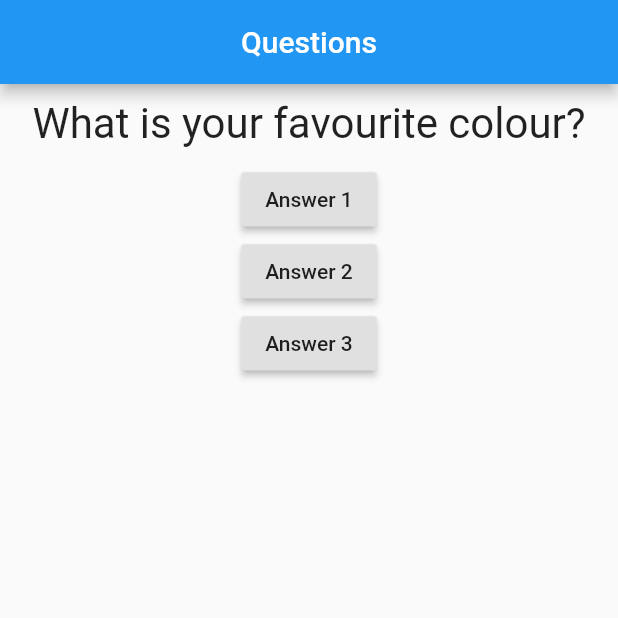
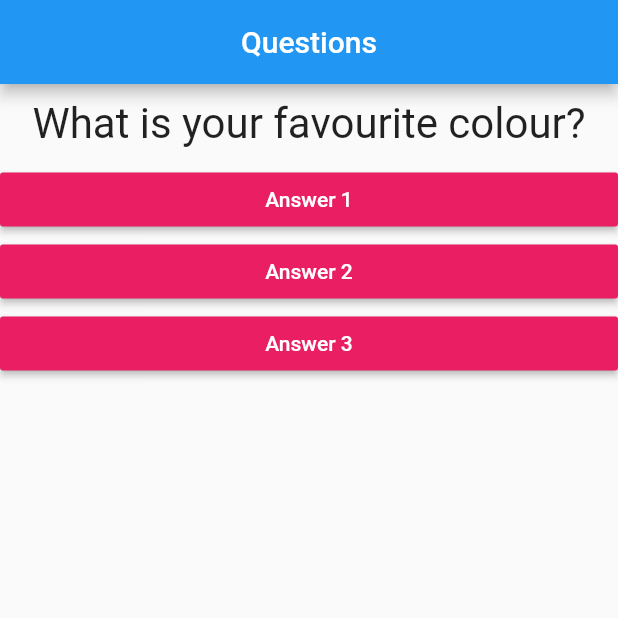
Before and after one commit to brunaoliveira/quiz_app, a Flutter app: the screen it shows after launch, on a phone screen of 412 x 824 dp, the top half of it. Run offline on Flutter 3.47's test engine with Material 2 defaults, Android fonts, the phone set to English and light mode, and no system bars.

Commit message:
create answer widget

```diff
--- /dev/null
+++ b/lib/answer.dart
@@ -0,0 +1,24 @@
+import 'package:flutter/material.dart';
+
+class Answer extends StatelessWidget {
+  final String text;
+  final void Function() onSelection;
+
+  Answer(this.text, this.onSelection);
+
+  @override
+  Widget build(BuildContext context) {
+    return Container(
+      width: double.infinity,
+      child: RaisedButton(
+          child: Text(
+            text,
+            // style: TextStyle(fontSize: 26),
+            // textAlign: TextAlign.center,
+          ),
+          color: Colors.pink,
+          textColor: Colors.white,
+          onPressed: onSelection),
+    );
+  }
+}
--- a/lib/main.dart
+++ b/lib/main.dart
@@ -1,5 +1,6 @@
 import 'package:flutter/material.dart';
 import './question.dart';
+import './answer.dart';
 
 main() {
   runApp(QuizApp());
@@ -12,7 +13,6 @@ class _QuizAppState extends State<QuizApp> {
     setState(() {
       _selectedQuestion++;
     });
-    print('Question answered!');
   }
 
   @override
@@ -32,18 +32,9 @@ class _QuizAppState extends State<QuizApp> {
         body: Column(
           children: [
             Question(questions[_selectedQuestion]),
-            RaisedButton(
-              child: Text('Answer 1'),
-              onPressed: _answer,
-            ),
-            RaisedButton(
-              child: Text('Answer 2'),
-              onPressed: _answer,
-            ),
-            RaisedButton(
-              child: Text('Answer 3'),
-              onPressed: _answer,
-            ),
+            Answer('Answer 1', _answer),
+            Answer('Answer 2', _answer),
+            Answer('Answer 3', _answer),
           ],
         ),
       ),
```
